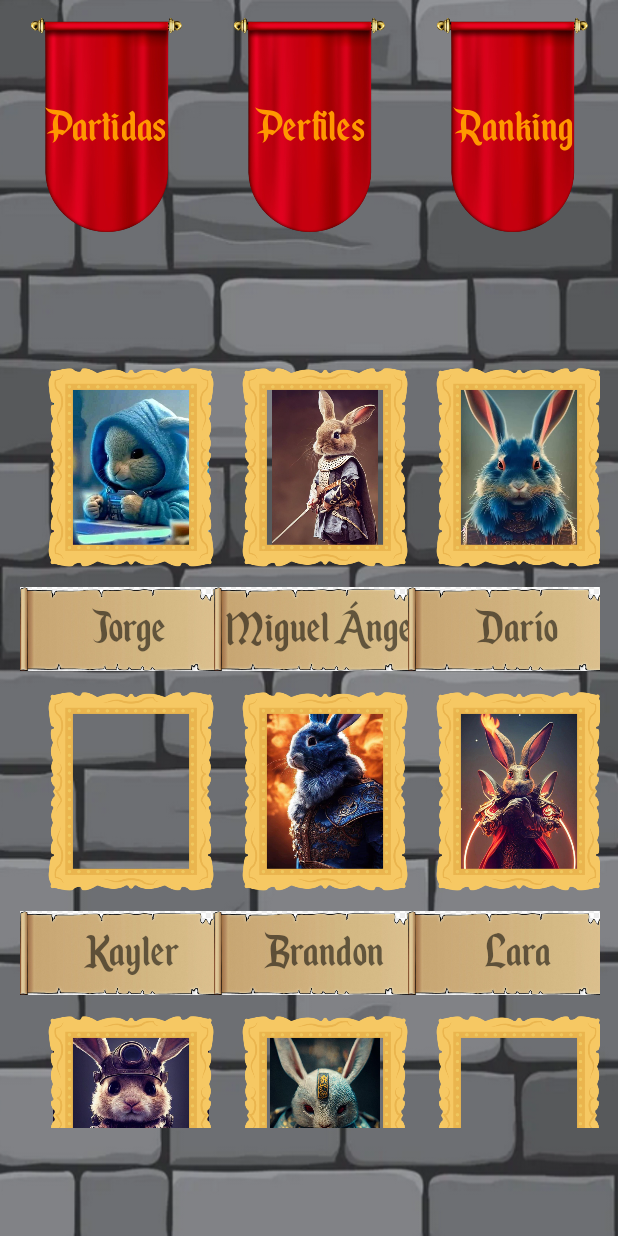
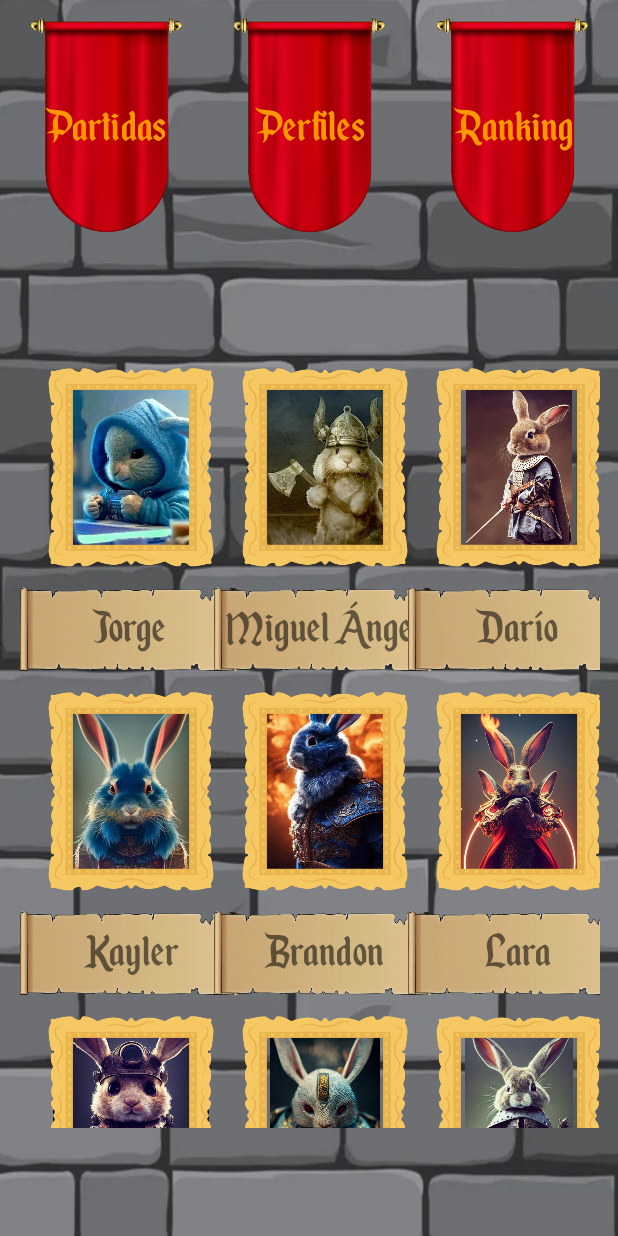
Before and after one commit to hidratarse/PROYECTO-BKD, an Android app: the activity_perfiles screen opened directly, with no data from a screen before it, on a phone screen of 412 x 824 dp. Run offline under Robolectric (Android 15) with nearby library versions, the phone set to English and light mode, and no system bars.

```diff
--- a/app/src/main/java/com/example/proyecto_bkd/perfiles/Perfiles_adapter.java
+++ b/app/src/main/java/com/example/proyecto_bkd/perfiles/Perfiles_adapter.java
@@ -55,34 +55,34 @@ public class Perfiles_adapter extends RecyclerView.Adapter<Perfiles_adapter.View
     public void onBindViewHolder(@NonNull ViewHolder holder, int position) {
         Perfil p = datos.get(position);
         String nombre = p.getNombre();
-        if(nombre=="Jorge") {
+        if(position==0) {
             holder.imagen_perfil.setImageResource(R.drawable.conejo1);
         }
-        if(nombre=="Kayler") {
-            holder.imagen_perfil.setImageResource(R.drawable.conejo1);
+        if(position==1) {
+            holder.imagen_perfil.setImageResource(R.drawable.conejo2);
         }
-        if(nombre=="Miguel Ángel") {
+        if(position==2) {
             holder.imagen_perfil.setImageResource(R.drawable.conejo3);
         }
-        if(nombre=="Darío") {
+        if(position==3) {
             holder.imagen_perfil.setImageResource(R.drawable.conejo4);
         }
-        if(nombre=="Brandon") {
+        if(position==4) {
             holder.imagen_perfil.setImageResource(R.drawable.conejo5);
         }
-        if(nombre=="Lara") {
+        if(position==5) {
             holder.imagen_perfil.setImageResource(R.drawable.conejo6);
         }
-        if(nombre=="Robert") {
+        if(position==6) {
             holder.imagen_perfil.setImageResource(R.drawable.conejo7);
         }
-        if(nombre=="Ana") {
+        if(position==7) {
             holder.imagen_perfil.setImageResource(R.drawable.conejo8);
         }
-        if(nombre=="Stefi") {
+        if(position==8) {
             holder.imagen_perfil.setImageResource(R.drawable.conejo10);
         }
-        if(nombre=="Cheng") {
+        if(position==9) {
             holder.imagen_perfil.setImageResource(R.drawable.conejo10);
         }
         Log.d(TAG,nombre);
```
Also changed, not shown: app/src/main/res/drawable/textscroll.png.
